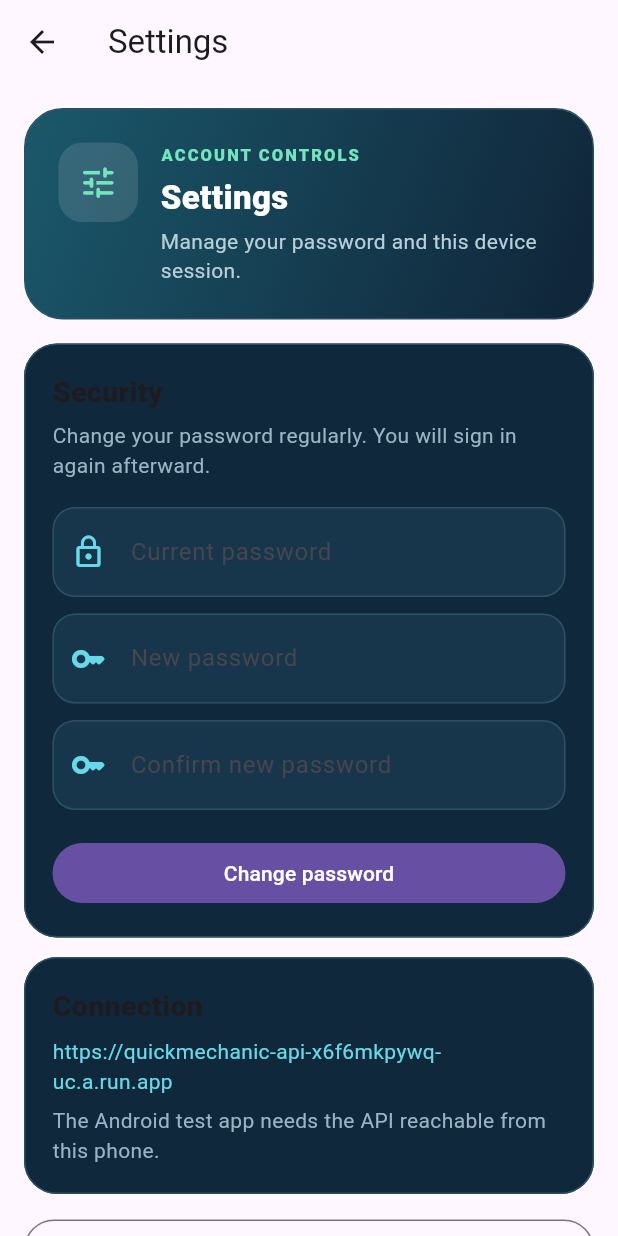
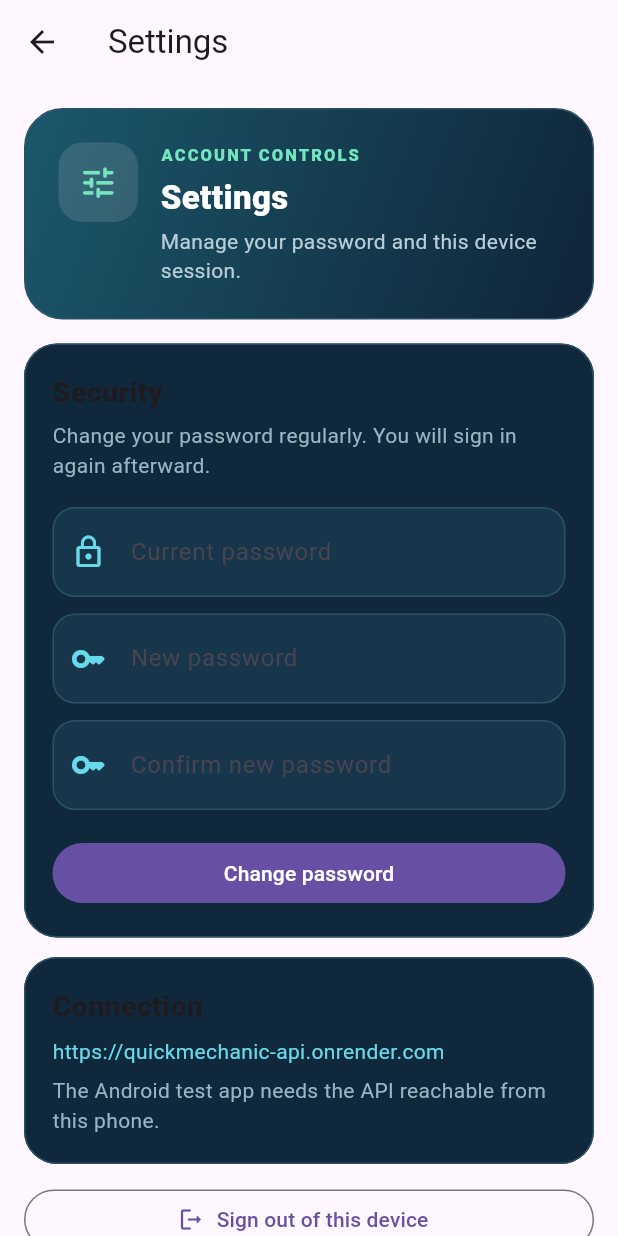
Before and after one commit to ArunKammattery23/QuickMechanic, a Flutter app: the AdminSettingsScreen screen opened directly with empty values, on a phone screen of 412 x 824 dp. Run offline on Flutter 3.47's test engine with Material 3 defaults, Android fonts, the phone set to English and light mode, and no system bars; our stand-ins replace flutter_local_notifications, flutter_map, geolocator, google_sign_in, image_picker, latlong2 and 4 more; missing offline and left inert: flutter_background_service, flutter_webrtc; accounts and stored records are empty; network calls fail.

Commit message:
@ chore(apps): point Flutter apps at Render backend
QuickMechanic backend is now hosted on Render + Aiven + Layerbase
(previous Cloud Run URL is retired). Updates liveBaseUrl in all three
clients so release builds target the new endpoint.

Co-Authored-By: Claude Opus 4.7 <noreply@anthropic.com>
@

```diff
--- a/apps/admin_app/lib/admin_api.dart
+++ b/apps/admin_app/lib/admin_api.dart
@@ -12,7 +12,7 @@ class AdminApi {
   static String get baseUrl => _apiOverride.isNotEmpty
       ? _apiOverride
       : kReleaseMode
-          ? 'https://quickmechanic-api-x6f6mkpywq-uc.a.run.app'
+          ? 'https://quickmechanic-api.onrender.com'
           : 'http://127.0.0.1:3000';
 
   static Future<Map<String, dynamic>> login(String email, String password) async {
--- a/apps/customer_app/lib/config/api_config.dart
+++ b/apps/customer_app/lib/config/api_config.dart
@@ -2,7 +2,7 @@ import 'package:flutter/foundation.dart';
 
 class ApiConfig {
   static const String liveBaseUrl =
-      'https://quickmechanic-api-x6f6mkpywq-uc.a.run.app';
+      'https://quickmechanic-api.onrender.com';
   // Android USB development uses `adb reverse tcp:3000 tcp:3000`.
   // Or pass a LAN address with --dart-define=API_BASE_URL=http://<LAN-IP>:3000.
   static const String testBaseUrl = 'http://127.0.0.1:3000';
--- a/apps/provider_app/lib/config/api_config.dart
+++ b/apps/provider_app/lib/config/api_config.dart
@@ -2,7 +2,7 @@ import 'package:flutter/foundation.dart';
 
 class ApiConfig {
   static const String liveBaseUrl =
-      'https://quickmechanic-api-x6f6mkpywq-uc.a.run.app';
+      'https://quickmechanic-api.onrender.com';
 
   // Android USB development uses `adb reverse tcp:3000 tcp:3000`.
   // Or pass a LAN address with --dart-define=API_BASE_URL=http://<LAN-IP>:3000.
```
